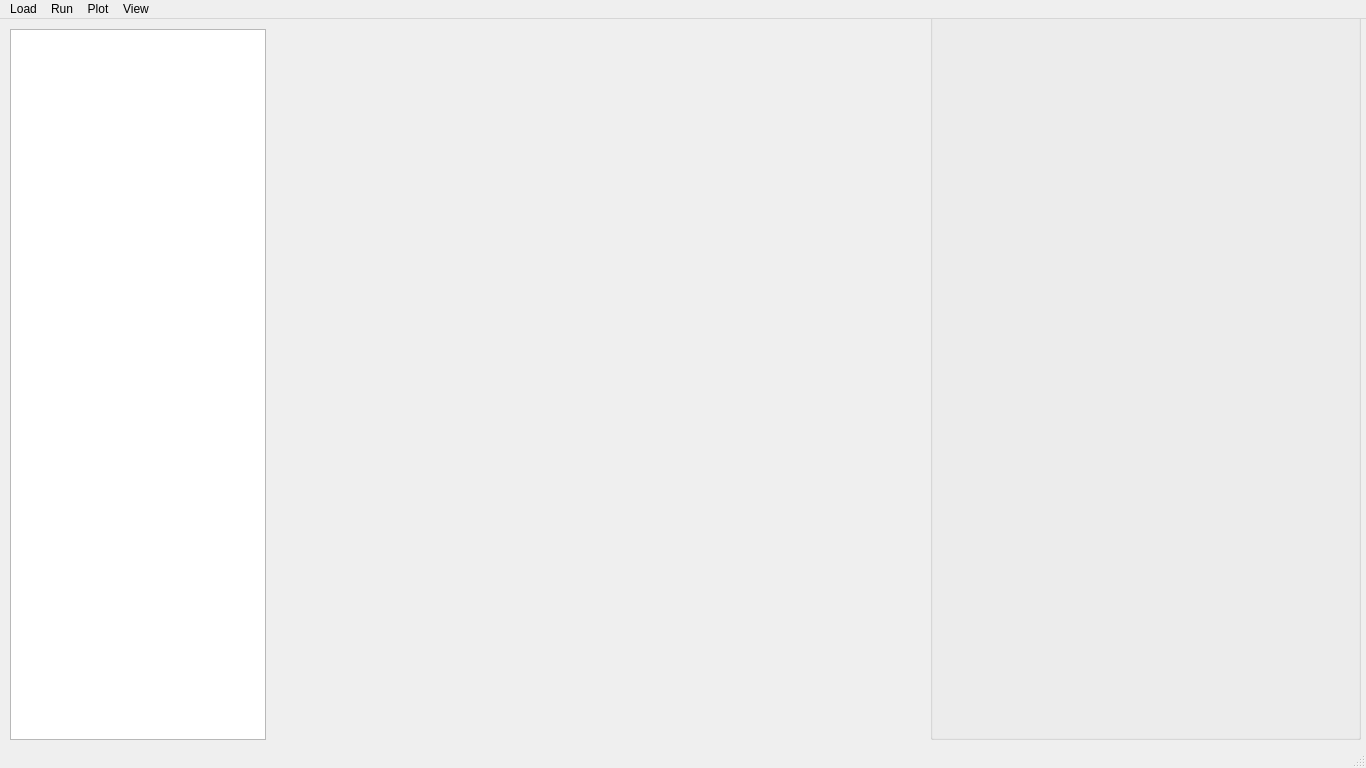
First picture: the form in src/gui/widgets/ui_files/mainWindow.ui, repository disorderedmaterials/GudPy, before the edit.
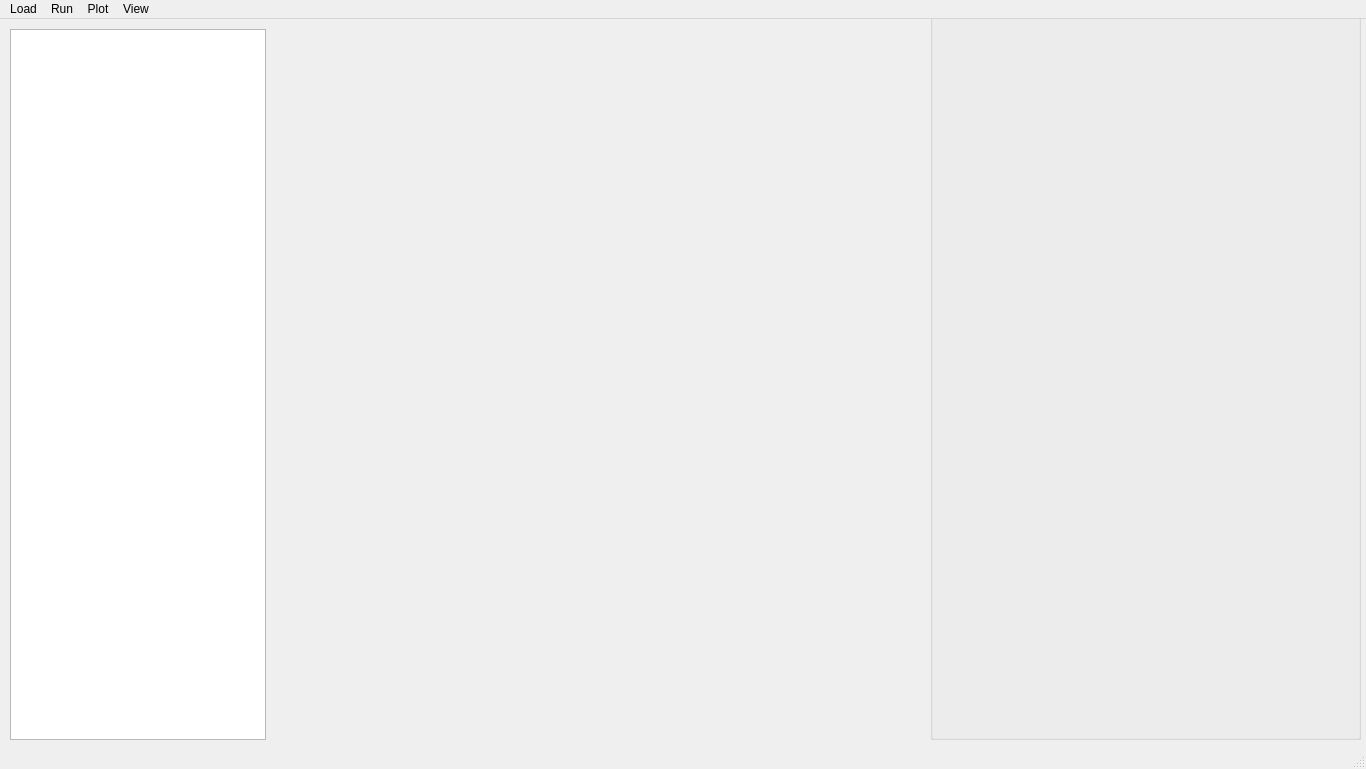
Second picture: the form after the edit. Custom widgets are drawn as their Qt base class.

Commit message: Update sizing of MainWindow.

The edit to the form file:
```diff
--- a/src/gui/widgets/ui_files/mainWindow.ui
+++ b/src/gui/widgets/ui_files/mainWindow.ui
@@ -7,7 +7,7 @@
     <x>0</x>
     <y>0</y>
     <width>1366</width>
-    <height>768</height>
+    <height>769</height>
    </rect>
   </property>
   <property name="windowTitle">
```
